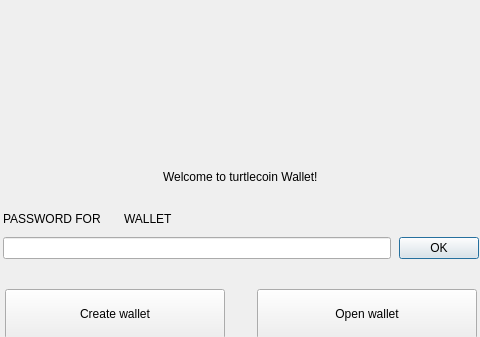
Above: src/Gui/NoWallet/NoWalletFrame.ui from lapolinarweb/ooze-wallet before the change; both pictures show x 178 to 658 and y 0 to 337 of the 838 by 660 pixel window. Below: the same form after it.
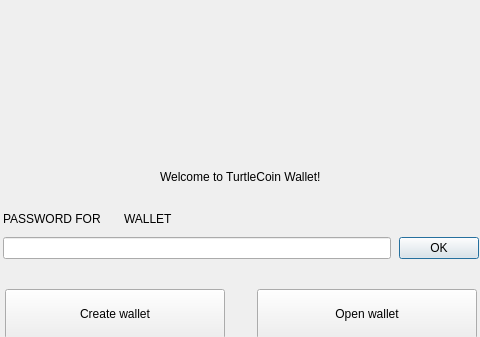
That is the form after the change. Custom widgets are drawn as their Qt base class.

Patch:
```diff
--- a/src/Gui/NoWallet/NoWalletFrame.ui
+++ b/src/Gui/NoWallet/NoWalletFrame.ui
@@ -54,7 +54,7 @@
    <item alignment="Qt::AlignHCenter">
     <widget class="WalletGui::WalletHeaderLabel" name="m_welcomeLabel">
      <property name="text">
-      <string>Welcome to turtlecoin Wallet!</string>
+      <string>Welcome to TurtleCoin Wallet!</string>
      </property>
     </widget>
    </item>
```
